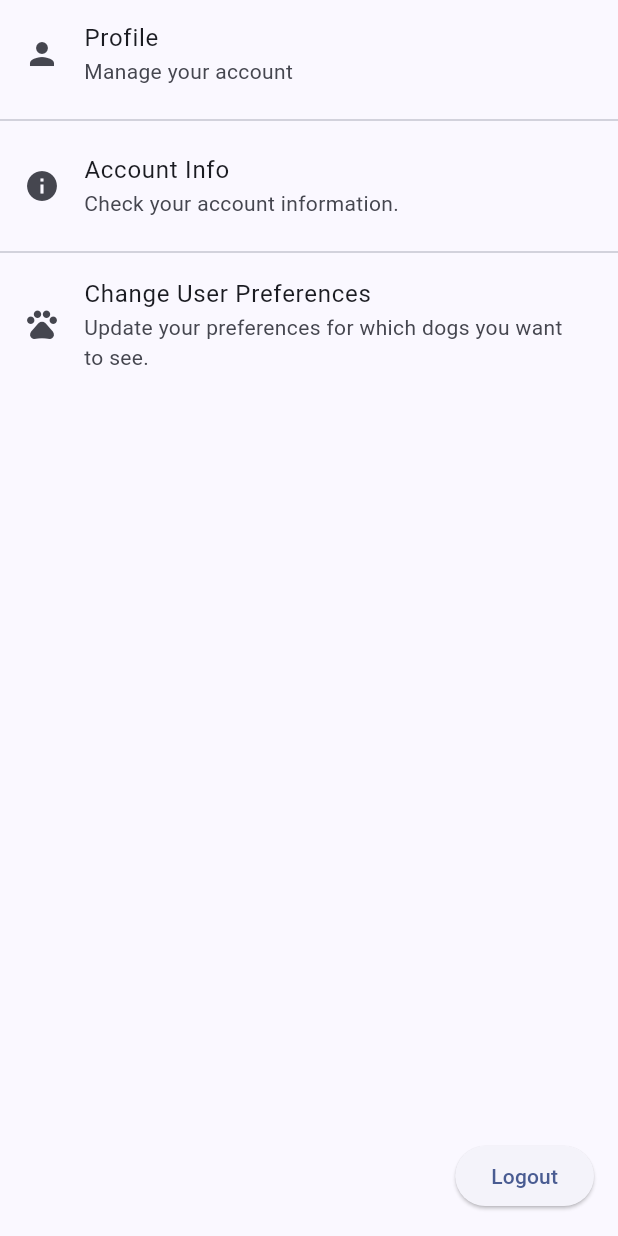
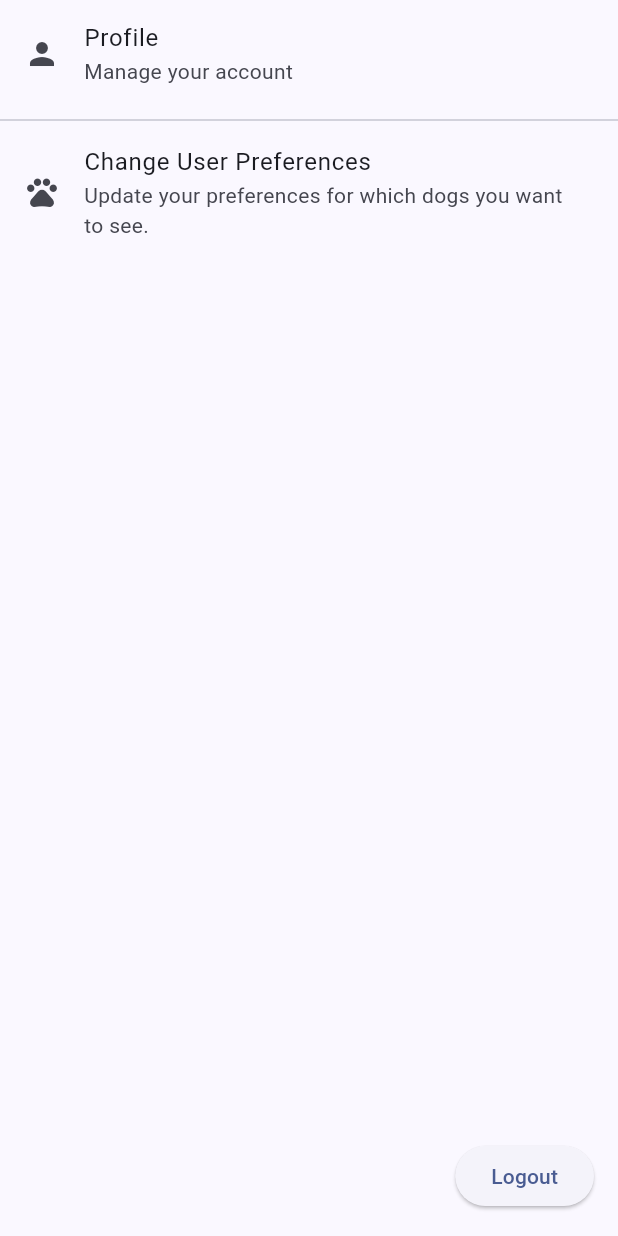
Before and after one commit to dinastyk/playpaws, a Flutter app: the SettingsPage screen opened directly, on a phone screen of 412 x 824 dp. Run offline on Flutter 3.47's test engine with Material 3 defaults, Android fonts, the phone set to English and light mode, and no system bars; our stand-ins replace carousel_slider, cloud_firestore, confetti, dropdown_search, faker, firebase_auth and 6 more; accounts and stored records are empty.

Commit message:
Removed Account info

```diff
--- a/flutterDemo/lib/screens/settings_page.dart
+++ b/flutterDemo/lib/screens/settings_page.dart
@@ -26,13 +26,13 @@ class SettingsPage extends StatelessWidget {
                   );
                 },
               ),
-              const Divider(),
-              ListTile(
-                leading: const Icon(Icons.info),
-                title: const Text("Account Info"),
-                subtitle: const Text("Check your account information."),
-                onTap: () {},
-              ),
+              // const Divider(),
+              // ListTile(
+              //   leading: const Icon(Icons.info),
+              //   title: const Text("Account Info"),
+              //   subtitle: const Text("Check your account information."),
+              // //   onTap: () {},
+              // ),
               const Divider(),
               ListTile(
                 leading: const Icon(Icons.pets),
```
